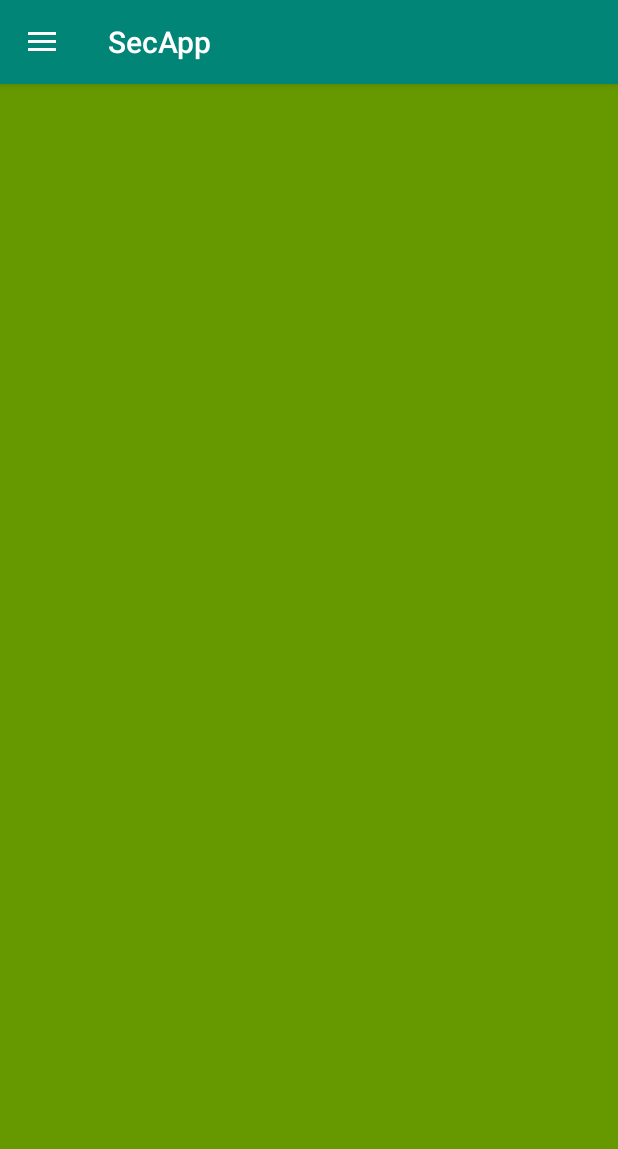
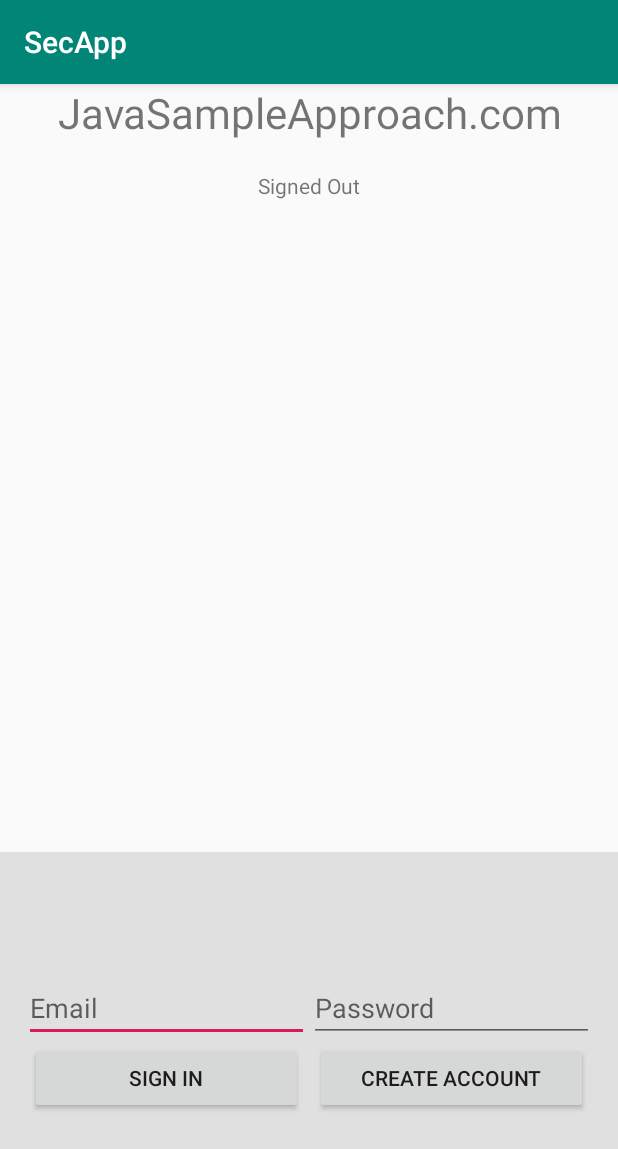
Before and after one commit to zadoknet/SecApp, an Android app: the screen it shows after launch (MainActivity before the commit, LoginActivity after it), on a phone screen of 412 x 824 dp. Shown: the top 1149 px of the screen. Run offline under Robolectric (Android 15) with nearby library versions, the phone set to English and light mode, and no system bars; our stand-ins replace Firebase (no records; nobody signed in at launch, a user with empty details on screens opened directly).

Commit message:
login good

```diff
--- a/app/build.gradle
+++ b/app/build.gradle
@@ -26,6 +26,8 @@ dependencies {
     implementation 'com.google.firebase:firebase-database:16.0.4'
     implementation 'androidx.legacy:legacy-support-v4:1.0.0'
     implementation 'androidx.lifecycle:lifecycle-extensions:2.0.0'
+    implementation 'com.google.firebase:firebase-auth:16.0.5'
+    implementation 'androidx.constraintlayout:constraintlayout:1.1.3'
     testImplementation 'junit:junit:4.12'
     androidTestImplementation 'androidx.test.ext:junit:1.1.0'
     androidTestImplementation 'androidx.test.espresso:espresso-core:3.1.1'
@@ -40,7 +42,4 @@ dependencies {
     implementation 'com.android.support:support-v4:29.1.1'
 
 
-
-
-
 }
--- a/app/src/main/java/zadok/jct/SecApp/Data/ParcelRepository.java
+++ b/app/src/main/java/zadok/jct/SecApp/Data/ParcelRepository.java
@@ -49,7 +49,7 @@ public class ParcelRepository implements IParcelRepository {
                 while (itr.hasNext())
                 {
                     Parcel parcel = (Parcel) itr.next();
-                    if (NotOwnedToReceiver(parcel)&&Accepted(parcel))
+                    if (NotOwnedToReceiver(parcel)||Accepted(parcel))
                         itr.remove();
                 }
                 muteableParcelList_Receiver.postValue(parcelList);
@@ -61,7 +61,7 @@ public class ParcelRepository implements IParcelRepository {
             }
 
             private boolean NotOwnedToReceiver(Parcel parcel) {
-                return !(mail==parcel.getMail());
+                return !(mail.equals(parcel.getMail()));
             }
 
             private boolean notConfirmed(Parcel parcel) {
@@ -92,7 +92,7 @@ public class ParcelRepository implements IParcelRepository {
     //***4
     @Override
     public void getMessegerParcelList(double distance, String mail) {
-        parcelDataSource.getUserParcelList(mail, new IParcelDataSource.NotifyDataChange() {
+        parcelDataSource.getMessegerParcelList(distance,mail, new IParcelDataSource.NotifyDataChange() {
             @Override
             public void onDataChanged(Object obj) {
                 List<Parcel> parcelList=(List<Parcel>)obj;
--- /dev/null
+++ b/app/src/main/java/zadok/jct/SecApp/UI/LoginActivity.java
@@ -0,0 +1,145 @@
+package zadok.jct.SecApp.UI;
+
+import android.content.Intent;
+import android.os.Bundle;
+import android.text.TextUtils;
+import android.util.Log;
+import android.view.View;
+import android.widget.EditText;
+import android.widget.TextView;
+import android.widget.Toast;
+
+import androidx.annotation.NonNull;
+import androidx.appcompat.app.AppCompatActivity;
+
+import com.google.android.gms.tasks.OnCompleteListener;
+import com.google.android.gms.tasks.Task;
+import com.google.firebase.auth.AuthResult;
+import com.google.firebase.auth.FirebaseAuth;
+import com.google.firebase.auth.FirebaseUser;
+
+import zadok.jct.SecApp.R;
+
+public class LoginActivity extends AppCompatActivity implements View.OnClickListener{
+    private static final String TAG = "FirebaseEmailPassword";
+
+    private TextView txtStatus;
+    private TextView txtDetail;
+    private EditText edtEmail;
+    private EditText edtPassword;
+
+    private FirebaseAuth mAuth;
+
+    @Override
+    protected void onCreate(Bundle savedInstanceState) {
+        super.onCreate(savedInstanceState);
+        setContentView(R.layout.activity_login);
+
+        txtStatus = (TextView) findViewById(R.id.status);
+        txtDetail = (TextView) findViewById(R.id.detail);
+        edtEmail = (EditText) findViewById(R.id.edt_email);
+        edtPassword = (EditText) findViewById(R.id.edt_password);
+
+        findViewById(R.id.btn_email_sign_in).setOnClickListener(this);
+        findViewById(R.id.btn_email_create_account).setOnClickListener(this);
+        findViewById(R.id.btn_sign_out).setOnClickListener(this);
+        findViewById(R.id.btn_verify_email).setOnClickListener(this);
+
+        mAuth = FirebaseAuth.getInstance();
+    }
+
+    //todo: onstart?
+
+    @Override
+    public void onClick(View view) {
+        int i = view.getId();
+
+        if (i == R.id.btn_email_create_account) {
+            createAccount(edtEmail.getText().toString(), edtPassword.getText().toString());
+        } else if (i == R.id.btn_email_sign_in) {
+            signIn(edtEmail.getText().toString(), edtPassword.getText().toString());
+        } else if (i == R.id.btn_sign_out) {
+            signOut();
+            //todo: delete this
+        } else if (i == R.id.btn_verify_email) {
+            //sendEmailVerification();
+        }
+    }
+
+
+    private void createAccount(String email, String password) {
+        Log.e(TAG, "createAccount:" + email);
+        if (!validateForm(email, password)) {
+            return;
+        }
+
+        mAuth.createUserWithEmailAndPassword(email, password)
+                .addOnCompleteListener(this, new OnCompleteListener<AuthResult>() {
+                    @Override
+                    public void onComplete(@NonNull Task<AuthResult> task) {
+                        if (task.isSuccessful()) {
+                            Log.e(TAG, "createAccount: Success!");
+
+                            // update UI with the signed-in user's information
+                            FirebaseUser user = mAuth.getCurrentUser();
+                            //todo:save the username/mail adrdress in shared pre
+                            Intent intent=new Intent(LoginActivity.this,MainActivity.class);
+                            startActivity(intent);
+                        } else {
+                            Log.e(TAG, "createAccount: Fail!", task.getException());
+                            Toast.makeText(getApplicationContext(), "Authentication failed! Try again", Toast.LENGTH_SHORT).show();
+                        }
+                    }
+                });
+    }
+        private void signIn(String email, String password) {
+            Log.e(TAG, "signIn:" + email);
+            if (!validateForm(email, password)) {
+                return;
+            }
+
+            mAuth.signInWithEmailAndPassword(email, password)
+                    .addOnCompleteListener(this, new OnCompleteListener<AuthResult>() {
+                        @Override
+                        public void onComplete(@NonNull Task<AuthResult> task) {
+                            if (task.isSuccessful()) {
+                                Log.e(TAG, "signIn: Success!");
+                                FirebaseUser user = mAuth.getCurrentUser();
+                                //todo: store the user in the shared pre
+                                Intent intent=new Intent(LoginActivity.this,MainActivity.class);
+                                startActivity(intent);
+
+
+                            } else {
+                                Log.e(TAG, "signIn: Fail!", task.getException());
+                                Toast.makeText(getApplicationContext(), "Authentication failed!", Toast.LENGTH_SHORT).show();
+                            }
+                        }
+                    });
+        }
+    private void signOut() {
+        //todo: delete mail from shared pre
+        mAuth.signOut();
+
+    }
+    private boolean validateForm(String email, String password) {
+
+        if (TextUtils.isEmpty(email)) {
+            Toast .makeText(getApplicationContext(), "Enter email address!", Toast.LENGTH_SHORT).show();
+            return false;
+        }
+
+        if (TextUtils.isEmpty(password)) {
+            Toast.makeText(getApplicationContext(), "Enter password!", Toast.LENGTH_SHORT).show();
+            return false;
+        }
+
+        if (password.length() < 6) {
+            Toast.makeText(getApplicationContext(), "Password too short, enter minimum 6 characters!", Toast.LENGTH_SHORT).show();
+            return false;
+        }
+
+        return true;
+    }
+
+}
--- /dev/null
+++ b/app/src/main/res/layout/activity_login.xml
@@ -0,0 +1,140 @@
+<?xml version="1.0" encoding="utf-8"?>
+<LinearLayout xmlns:android="http://schemas.android.com/apk/res/android"
+    xmlns:tools="http://schemas.android.com/tools"
+    android:id="@+id/main_layout"
+    android:layout_width="match_parent"
+    android:layout_height="match_parent"
+    android:orientation="vertical"
+    android:weightSum="3">
+
+    <LinearLayout
+        android:layout_width="match_parent"
+        android:layout_height="0dp"
+        android:layout_weight="2"
+        android:gravity="center_horizontal"
+        android:orientation="vertical">
+
+        <TextView
+            android:id="@+id/title_text"
+            android:layout_width="wrap_content"
+            android:layout_height="wrap_content"
+            android:layout_marginBottom="16dp"
+            android:gravity="center"
+            android:text="JavaSampleApproach.com"
+            android:textSize="28sp" />
+
+        <TextView
+            android:id="@+id/status"
+            android:layout_width="wrap_content"
+            android:layout_height="wrap_content"
+            android:gravity="center"
+            android:padding="4dp"
+            android:text="Signed Out"
+            android:textSize="14sp" />
+
+        <TextView
+            android:id="@+id/detail"
+            android:layout_width="wrap_content"
+            android:layout_height="wrap_content"
+            android:gravity="center"
+            android:padding="4dp"
+            android:textSize="14sp"
+            tools:text="Firebase User ID: 123456789abc" />
+
+    </LinearLayout>
+
+
+    <RelativeLayout
+        android:layout_width="fill_parent"
+        android:layout_height="0dp"
+        android:layout_weight="1"
+        android:background="#E0E0E0"
+        android:gravity="center_vertical">
+
+        <LinearLayout
+            android:id="@+id/email_password_fields"
+            android:layout_width="fill_parent"
+            android:layout_height="wrap_content"
+            android:orientation="horizontal"
+            android:paddingLeft="16dp"
+            android:paddingRight="16dp">
+
+            <EditText
+                android:id="@+id/edt_email"
+                android:layout_width="0dp"
+                android:layout_height="wrap_content"
+                android:layout_weight="1"
+                android:hint="Email"
+                android:inputType="textEmailAddress" />
+
+            <EditText
+                android:id="@+id/edt_password"
+                android:layout_width="0dp"
+                android:layout_height="wrap_content"
+                android:layout_weight="1"
+                android:hint="Password"
+                android:inputType="textPassword" />
+        </LinearLayout>
+
+        <LinearLayout
+            android:id="@+id/email_password_buttons"
+            android:layout_width="fill_parent"
+            android:layout_height="wrap_content"
+            android:layout_below="@+id/email_password_fields"
+            android:orientation="horizontal"
+            android:paddingLeft="16dp"
+            android:paddingRight="16dp">
+
+            <Button
+                android:id="@+id/btn_email_sign_in"
+                android:layout_width="0dp"
+                android:layout_height="wrap_content"
+                android:layout_weight="1"
+                android:text="Sign In"
+                android:layout_marginLeft="4dp"
+                android:layout_marginRight="4dp" />
+
+            <Button
+                android:id="@+id/btn_email_create_account"
+                android:layout_width="0dp"
+                android:layout_height="wrap_content"
+                android:layout_weight="1"
+                android:text="Create Account"
+                android:layout_marginLeft="4dp"
+                android:layout_marginRight="4dp"/>
+        </LinearLayout>
+
+        <LinearLayout
+            android:id="@+id/layout_signed_in_buttons"
+            android:layout_width="fill_parent"
+            android:layout_height="wrap_content"
+            android:layout_centerInParent="true"
+            android:orientation="horizontal"
+            android:paddingLeft="16dp"
+            android:paddingRight="16dp"
+            android:visibility="gone"
+            android:weightSum="2.0">
+
+            <Button
+                android:id="@+id/btn_sign_out"
+                android:layout_width="0dp"
+                android:layout_height="wrap_content"
+                android:layout_marginLeft="4dp"
+                android:layout_marginRight="4dp"
+                android:layout_weight="1.0"
+                android:text="Sign Out" />
+
+            <Button
+                android:id="@+id/btn_verify_email"
+                android:layout_width="0dp"
+                android:layout_height="wrap_content"
+                android:layout_weight="1.0"
+                android:text="Verify Email"
+                android:layout_marginLeft="4dp"
+                android:layout_marginRight="4dp" />
+
+        </LinearLayout>
+
+    </RelativeLayout>
+
+</LinearLayout>
--- a/app/src/main/res/menu/navigation_menu.xml
+++ b/app/src/main/res/menu/navigation_menu.xml
@@ -2,13 +2,16 @@
 <menu xmlns:android="http://schemas.android.com/apk/res/android"
     android:id="@+id/myMenu">
 
-    <item android:id="@+id/orders"
+    <item
+        android:id="@+id/myOrders"
         android:icon="@drawable/ic_pages"
-        android:title="Orders"/>
-    <item android:id="@+id/ended"
+        android:title="ההזמנות שלי" />
+    <item
+        android:id="@+id/myGmach"
         android:icon="@drawable/ic_people"
-        android:title="Oreders Ended"/>
-    <item android:id="@+id/exit"
+        android:title="חסדים לחברים" />
+    <item
+        android:id="@+id/exit"
         android:icon="@drawable/ic_photos"
-        android:title="Exit"/>
+        android:title="יציאה" />
 </menu>
```
Also changed, not shown: app/src/main/AndroidManifest.xml (+12 -6 lines), app/src/main/java/zadok/jct/SecApp/UI/MainActivity.java (+4 -4 lines).
